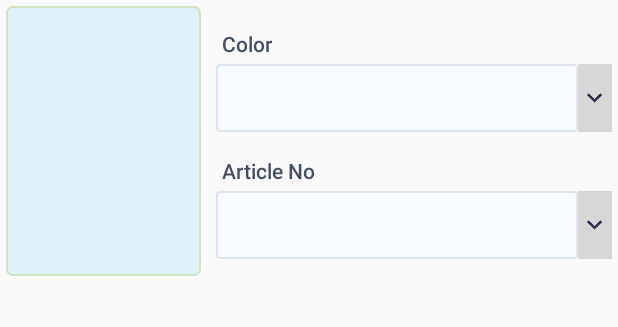
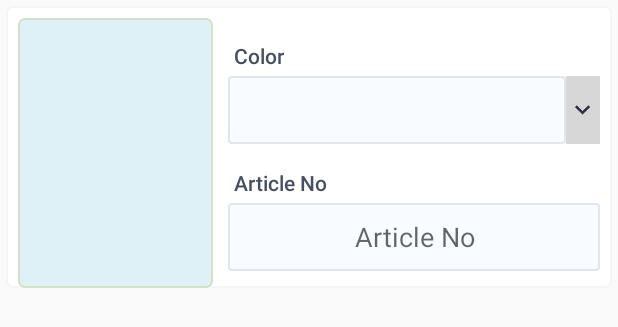
Before and after one commit to shijilkadambath/Alin, an Android app: the layout inflate_image_upload.xml on its own in the app's theme, with its tools: preview values and no code run, on a phone screen of 412 x 824 dp. Shown: the top 327 px of the screen. Run offline under Robolectric (Android 15) with nearby library versions, the phone set to English and light mode, and no system bars; plain views replace SimpleDraweeView.

Commit message:
image upload

```diff
--- a/app/src/main/java/com/bigtime/data/model/DataImage.kt
+++ b/app/src/main/java/com/bigtime/data/model/DataImage.kt
@@ -4,4 +4,8 @@ package com.bigtime.data.model
  * Created by Tony Augustine on 02,September,2019
  * tonyaugustine47@gmail.com
  */
-data class DataImage(var imagePath : String)
+data class DataImage(var imagePath : String,
+                     var colorList: ArrayList<ColorListItem?>) {
+    var selectedColor: String? = null
+    var selectedArticle: String? = null
+}
--- /dev/null
+++ b/app/src/main/res/drawable/bg_btn_remove.xml
@@ -0,0 +1,10 @@
+<?xml version="1.0" encoding="utf-8"?>
+<shape xmlns:android="http://schemas.android.com/apk/res/android"
+	android:shape="rectangle">
+
+	<solid android:color="@color/colorLightORange"/>
+
+	<corners android:bottomRightRadius="4dp"
+		android:bottomLeftRadius="4dp"/>
+
+</shape>
--- /dev/null
+++ b/app/src/main/res/drawable/bg_image_upload.xml
@@ -0,0 +1,10 @@
+<?xml version="1.0" encoding="utf-8"?>
+<shape xmlns:android="http://schemas.android.com/apk/res/android"
+	android:shape="rectangle">
+
+	<solid android:color="@color/white"/>
+	<corners android:radius="4dp"/>
+	<stroke android:width="1dp"
+		android:color="@color/gray_light"/>
+
+</shape>
--- /dev/null
+++ b/app/src/main/res/drawable/ic_delete_red_24dp.xml
@@ -0,0 +1,5 @@
+<vector android:height="24dp" android:tint="#FB334A"
+    android:viewportHeight="24.0" android:viewportWidth="24.0"
+    android:width="24dp" xmlns:android="http://schemas.android.com/apk/res/android">
+    <path android:fillColor="#FF000000" android:pathData="M6,19c0,1.1 0.9,2 2,2h8c1.1,0 2,-0.9 2,-2V7H6v12zM19,4h-3.5l-1,-1h-5l-1,1H5v2h14V4z"/>
+</vector>
--- a/app/src/main/res/layout/inflate_image_upload.xml
+++ b/app/src/main/res/layout/inflate_image_upload.xml
@@ -1,19 +1,23 @@
 <?xml version="1.0" encoding="utf-8"?>
 <layout xmlns:android="http://schemas.android.com/apk/res/android"
-	xmlns:app="http://schemas.android.com/apk/res-auto">
+	xmlns:app="http://schemas.android.com/apk/res-auto"
+	xmlns:tools="http://schemas.android.com/tools">
 
 
 
 	<androidx.constraintlayout.widget.ConstraintLayout
 		android:layout_width="match_parent"
 		android:layout_height="wrap_content"
-		android:padding="4dp">
+		android:layout_margin="4dp"
+		android:background="@drawable/bg_image_upload">
+
 
 		<RelativeLayout
 			android:id="@+id/layoutColor"
 			android:layout_width="0dp"
 			android:layout_height="wrap_content"
 			android:layout_marginStart="10dp"
+			android:layout_marginEnd="8dp"
 			app:layout_constraintBottom_toTopOf="@+id/layoutArticle"
 			app:layout_constraintEnd_toEndOf="parent"
 			app:layout_constraintStart_toEndOf="@+id/image"
@@ -62,6 +66,7 @@
 			android:layout_width="0dp"
 			android:layout_height="wrap_content"
 			android:layout_marginStart="10dp"
+			android:layout_marginEnd="8dp"
 			app:layout_constraintBottom_toBottomOf="@+id/image"
 			app:layout_constraintEnd_toEndOf="parent"
 			app:layout_constraintStart_toEndOf="@+id/image"
@@ -71,6 +76,7 @@
 			    android:id="@+id/dropdown"
 			    android:layout_width="wrap_content"
 			    android:layout_height="@dimen/iconHeight"
+			    android:visibility="gone"
 			    android:layout_below="@+id/titleArticle"
 			    android:layout_alignParentEnd="true"
 			    android:background="@color/gray_dark"
@@ -78,18 +84,18 @@
 			    android:src="@drawable/ic_arrow"
 			    android:tint="@color/black" />
 
-	    <androidx.appcompat.widget.AppCompatSpinner
-		    android:id="@+id/spinnerArticle"
+	    <androidx.appcompat.widget.AppCompatTextView
+		    android:id="@+id/articleText"
 		    style="@style/Text.Medium.Regular"
-		    android:layout_width="wrap_content"
+		    android:layout_width="match_parent"
 		    android:layout_height="@dimen/iconHeight"
 		    android:layout_below="@+id/titleArticle"
 		    android:layout_alignParentStart="true"
 		    android:layout_toStartOf="@+id/dropdown"
 		    android:background="@drawable/border_graylight_accentlight3"
 		    android:gravity="center"
-		    android:hint="Choose Style"
-		    android:inputType="number"
+		    android:hint="Article No"
+		    android:inputType="text"
 		    android:maxLength="4"
 		    android:textColor="@color/colorAccent" />
 
@@ -104,14 +110,55 @@
 		    android:textColor="@color/activeText" />
 
 	    </RelativeLayout>
-
 		<com.facebook.drawee.view.SimpleDraweeView
 			android:id="@+id/image"
 			android:layout_width="130dp"
 			android:layout_height="180dp"
+			android:layout_marginStart="8dp"
+			android:layout_marginTop="8dp"
 			android:background="@drawable/bg_ractangle_light_accent"
 			app:layout_constraintStart_toStartOf="parent"
 			app:layout_constraintTop_toTopOf="parent" />
+
+		<ProgressBar
+			android:id="@+id/progressBar"
+			style="?android:attr/progressBarStyle"
+			android:layout_width="wrap_content"
+			android:layout_height="wrap_content"
+			android:visibility="gone"
+			app:layout_constraintBottom_toBottomOf="@id/image"
+			app:layout_constraintEnd_toEndOf="@id/image"
+			app:layout_constraintStart_toStartOf="@id/image"
+			android:indeterminateTint="@color/red"
+			app:layout_constraintTop_toTopOf="@id/image" />
+
+		<LinearLayout
+			android:id="@+id/btnRemove"
+			android:layout_width="match_parent"
+			android:layout_height="40dp"
+			android:layout_marginTop="10dp"
+			android:background="@drawable/bg_btn_remove"
+			android:gravity="center"
+			android:orientation="horizontal"
+			android:visibility="gone"
+			app:layout_constraintEnd_toEndOf="parent"
+			app:layout_constraintStart_toStartOf="parent"
+			app:layout_constraintTop_toBottomOf="@+id/image">
+
+			<ImageView
+				android:layout_width="wrap_content"
+				android:layout_height="wrap_content"
+				android:padding="4dp"
+				android:src="@drawable/ic_delete_red_24dp" />
+			<TextView
+				style="@style/Text.Medium.Regular"
+				android:layout_width="wrap_content"
+				android:layout_height="wrap_content"
+				android:text="Remove"
+				android:textAllCaps="true"
+				android:textColor="@color/red" />
+
+		</LinearLayout>
 
 	</androidx.constraintlayout.widget.ConstraintLayout>
 
--- a/nasutils/src/main/res/values/colors.xml
+++ b/nasutils/src/main/res/values/colors.xml
@@ -23,6 +23,7 @@
     <color name="colorSeparator">#DADADA</color>
 
     <color name="orange">#F24D58</color>
+    <color name="colorLightORange">#FFE6E6</color>
 
     <color name="whiteAlpha">#72FFFFFF</color>
     <color name="greenLight">#D1E2C5</color>
```
Also changed, not shown: app/src/main/java/com/bigtime/ui/add_product/AddProductUploadFragment.kt (+42 -10 lines), app/src/main/java/com/bigtime/ui/add_product/AddProductViewModel.kt (+19 -9 lines), app/src/main/java/com/bigtime/ui/add_product/ColorAdapter.kt (added, +65 -0 lines), app/src/main/java/com/bigtime/ui/add_product/UploadedImageAdapter.kt (+58 -3 lines), app/src/main/res/layout/fragment_add_product_upload.xml (+103 -91 lines), app/src/main/res/layout/inflate_color_item.xml (added, +42 -0 lines). Lines whose indentation alone changed are shown as unchanged.
